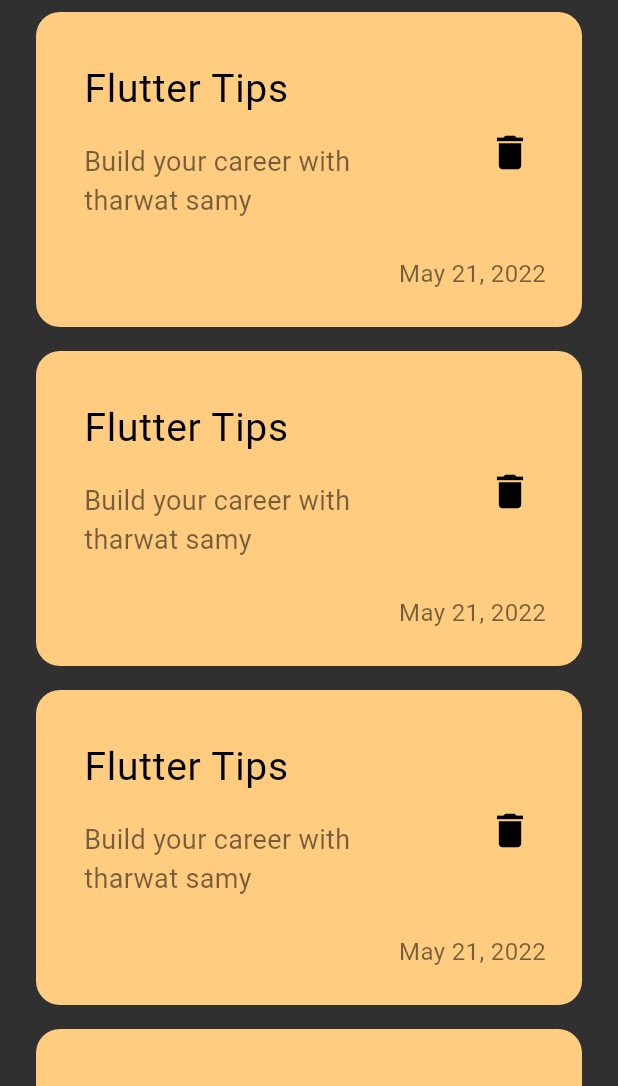
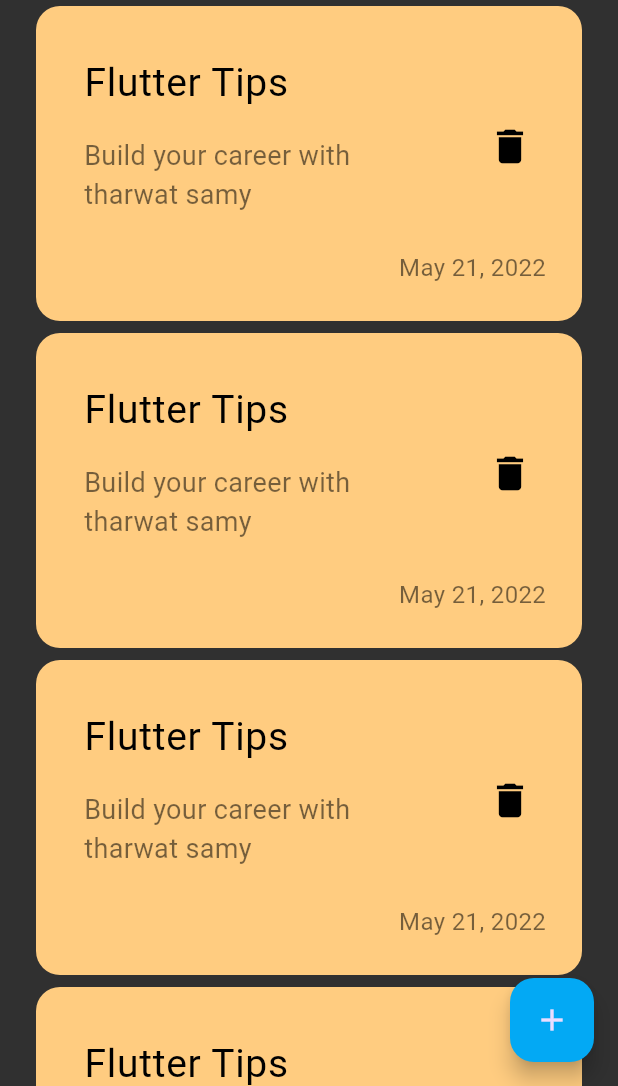
Before and after one commit to Omar59687/notes_app, a Flutter app: the screen it shows after launch, on a phone screen of 412 x 824 dp, the part 150-1236 px from its top. Run offline on Flutter 3.47's test engine with Material 3 defaults, Android fonts, the phone set to English and light mode, and no system bars.

Commit message:
add floating action button

```diff
--- a/lib/views/notes_view.dart
+++ b/lib/views/notes_view.dart
@@ -7,6 +7,13 @@ class NotesView extends StatelessWidget {
   @override
   Widget build(BuildContext context) {
     return Scaffold(
+      floatingActionButton: FloatingActionButton(
+        backgroundColor: Colors.lightBlue,
+        onPressed: () {},
+        child: Icon(
+          Icons.add,
+        ),
+      ),
       body: NotesViewBody(),
     );
   }
--- a/lib/views/widgets/notes_list_view.dart
+++ b/lib/views/widgets/notes_list_view.dart
@@ -8,7 +8,7 @@ class NotesListView extends StatelessWidget {
   Widget build(BuildContext context) {
     return ListView.builder(itemBuilder: (context, index) {
       return Padding(
-        padding: EdgeInsets.symmetric(vertical: 8),
+        padding: EdgeInsets.symmetric(vertical: 4),
         child: NoteItem(),
       );
     });
```
